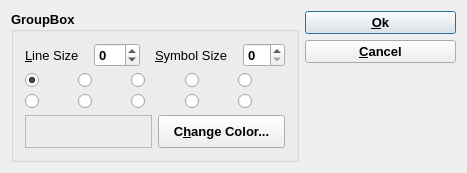
First picture: the form in GUI/Dialogs4/SymbolDialog4.ui, repository gemshub/GEMSGUI, before the edit.
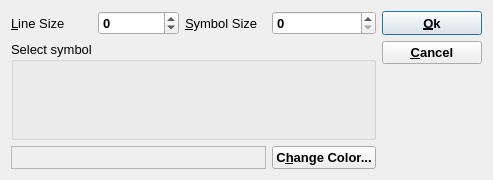
Second picture: the form after the edit.

The edit to the form file:
```diff
--- a/GUI/Dialogs4/SymbolDialog4.ui
+++ b/GUI/Dialogs4/SymbolDialog4.ui
@@ -6,8 +6,8 @@
    <rect>
     <x>0</x>
     <y>0</y>
-    <width>467</width>
-    <height>173</height>
+    <width>493</width>
+    <height>180</height>
    </rect>
   </property>
   <property name="font">
@@ -23,24 +23,8 @@
   <property name="modal">
    <bool>false</bool>
   </property>
-  <layout class="QHBoxLayout">
-   <item>
-    <widget class="QGroupBox" name="groupBox">
-     <property name="font">
-      <font>
-       <pointsize>10</pointsize>
-      </font>
-     </property>
-     <property name="title">
-      <string>GroupBox</string>
-     </property>
-     <layout class="QVBoxLayout">
-      <item>
-       <layout class="QHBoxLayout" name="layout">
-        <property name="spacing">
-         <number>15</number>
-        </property>
-        <item>
+  <layout class="QGridLayout" name="gridLayout_2">
+   <item row="0" column="0">
          <widget class="QLabel" name="TextLabel1">
           <property name="font">
            <font>
@@ -59,7 +43,7 @@
           </property>
          </widget>
         </item>
-        <item>
+   <item row="0" column="1">
          <widget class="QSpinBox" name="pLine">
           <property name="minimum">
            <number>-20</number>
@@ -69,7 +53,7 @@
           </property>
          </widget>
         </item>
-        <item>
+   <item row="0" column="2">
          <widget class="QLabel" name="TextLabel2">
           <property name="font">
            <font>
@@ -88,121 +72,10 @@
           </property>
          </widget>
         </item>
-        <item>
+   <item row="0" column="3">
          <widget class="QSpinBox" name="pSize"/>
         </item>
-       </layout>
-      </item>
-      <item>
-       <layout class="QGridLayout" name="layuot2">
-        <item row="1" column="4">
-         <widget class="QRadioButton" name="p9">
-          <property name="text">
-           <string/>
-          </property>
-         </widget>
-        </item>
-        <item row="0" column="0">
-         <widget class="QRadioButton" name="p0">
-          <property name="text">
-           <string/>
-          </property>
-          <property name="checked">
-           <bool>true</bool>
-          </property>
-         </widget>
-        </item>
         <item row="0" column="4">
-         <widget class="QRadioButton" name="p3">
-          <property name="text">
-           <string/>
-          </property>
-         </widget>
-        </item>
-        <item row="0" column="2">
-         <widget class="QRadioButton" name="p5">
-          <property name="text">
-           <string/>
-          </property>
-         </widget>
-        </item>
-        <item row="1" column="1">
-         <widget class="QRadioButton" name="p8">
-          <property name="text">
-           <string/>
-          </property>
-         </widget>
-        </item>
-        <item row="1" column="2">
-         <widget class="QRadioButton" name="p6">
-          <property name="text">
-           <string/>
-          </property>
-         </widget>
-        </item>
-        <item row="1" column="0">
-         <widget class="QRadioButton" name="p4">
-          <property name="text">
-           <string/>
-          </property>
-         </widget>
-        </item>
-        <item row="0" column="3">
-         <widget class="QRadioButton" name="p2">
-          <property name="text">
-           <string/>
-          </property>
-         </widget>
-        </item>
-        <item row="0" column="1">
-         <widget class="QRadioButton" name="p1">
-          <property name="text">
-           <string/>
-          </property>
-         </widget>
-        </item>
-        <item row="1" column="3">
-         <widget class="QRadioButton" name="p7">
-          <property name="text">
-           <string/>
-          </property>
-         </widget>
-        </item>
-       </layout>
-      </item>
-      <item>
-       <layout class="QHBoxLayout" name="layout3">
-        <item>
-         <widget class="QFrame" name="pColor">
-          <property name="frameShape">
-           <enum>QFrame::StyledPanel</enum>
-          </property>
-          <property name="frameShadow">
-           <enum>QFrame::Raised</enum>
-          </property>
-         </widget>
-        </item>
-        <item>
-         <widget class="QPushButton" name="PushButton12">
-          <property name="sizePolicy">
-           <sizepolicy hsizetype="Preferred" vsizetype="Preferred">
-            <horstretch>0</horstretch>
-            <verstretch>0</verstretch>
-           </sizepolicy>
-          </property>
-          <property name="text">
-           <string>C&amp;hange Color...</string>
-          </property>
-         </widget>
-        </item>
-       </layout>
-      </item>
-     </layout>
-    </widget>
-   </item>
-   <item>
-    <layout class="QVBoxLayout" name="layout4">
-     <item>
       <widget class="QPushButton" name="PushButton10">
        <property name="sizePolicy">
         <sizepolicy hsizetype="Preferred" vsizetype="Preferred">
@@ -234,7 +107,22 @@
        </property>
       </widget>
      </item>
-     <item>
+   <item row="1" column="0" rowspan="2" colspan="4">
+    <widget class="QGroupBox" name="groupBox">
+     <property name="font">
+      <font>
+       <pointsize>10</pointsize>
+       <weight>50</weight>
+       <bold>false</bold>
+      </font>
+     </property>
+     <property name="title">
+      <string>Select symbol</string>
+     </property>
+     <layout class="QGridLayout" name="gridLayout"/>
+    </widget>
+   </item>
+   <item row="1" column="4">
       <widget class="QPushButton" name="PushButton11">
        <property name="sizePolicy">
         <sizepolicy hsizetype="Preferred" vsizetype="Preferred">
@@ -263,7 +151,7 @@
        </property>
       </widget>
      </item>
-     <item>
+   <item row="2" column="4">
       <spacer>
        <property name="orientation">
         <enum>Qt::Vertical</enum>
@@ -274,12 +162,33 @@
        <property name="sizeHint" stdset="0">
         <size>
          <width>20</width>
-         <height>71</height>
+       <height>69</height>
         </size>
        </property>
       </spacer>
      </item>
-    </layout>
+   <item row="3" column="0" colspan="3">
+    <widget class="QFrame" name="pColor">
+     <property name="frameShape">
+      <enum>QFrame::StyledPanel</enum>
+     </property>
+     <property name="frameShadow">
+      <enum>QFrame::Raised</enum>
+     </property>
+    </widget>
+   </item>
+   <item row="3" column="3">
+    <widget class="QPushButton" name="PushButton12">
+     <property name="sizePolicy">
+      <sizepolicy hsizetype="Preferred" vsizetype="Preferred">
+       <horstretch>0</horstretch>
+       <verstretch>0</verstretch>
+      </sizepolicy>
+     </property>
+     <property name="text">
+      <string>C&amp;hange Color...</string>
+     </property>
+    </widget>
    </item>
   </layout>
  </widget>
```
Left out of the diff: 13 changed lines with no effect on the pictures. Lines whose indentation alone changed are shown as unchanged.
